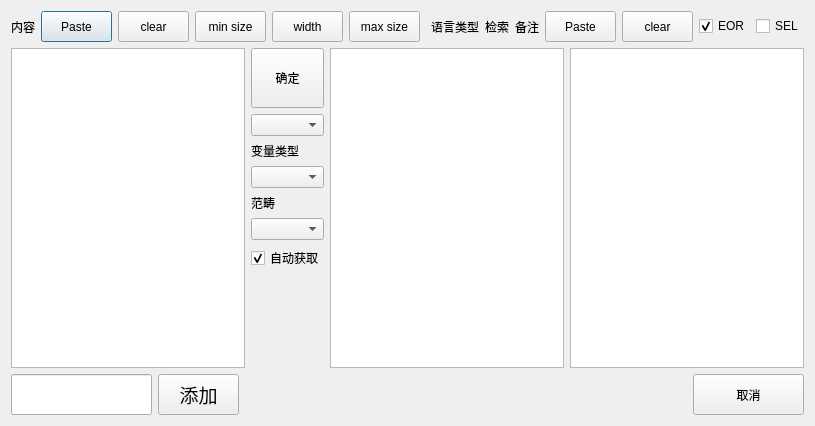
Above: auto_c_code/PushDbdialog.ui from yjduoduo/auto_c_code before the change. Below: the same form after it.
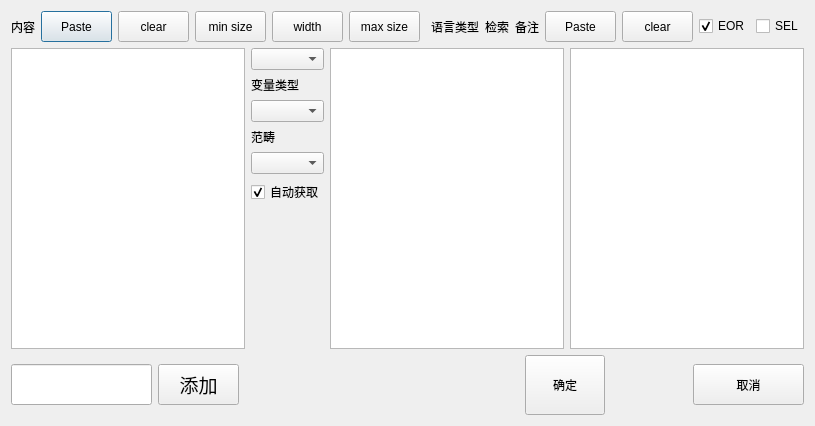
That is the form after the change.

Commit message: V2.0.1 入库界面 设置里加入“入库快捷可选择” 进行快速进入即可选择，同理入库界面的确定和取消按钮亦如此

The edit to the form file:
```diff
--- a/auto_c_code/PushDbdialog.ui
+++ b/auto_c_code/PushDbdialog.ui
@@ -227,28 +227,6 @@
        </item>
        <item>
         <layout class="QVBoxLayout" name="verticalLayout">
-         <item>
-          <widget class="QPushButton" name="ok_btn_dia">
-           <property name="enabled">
-            <bool>true</bool>
-           </property>
-           <property name="sizePolicy">
-            <sizepolicy hsizetype="Minimum" vsizetype="Minimum">
-             <horstretch>0</horstretch>
-             <verstretch>0</verstretch>
-            </sizepolicy>
-           </property>
-           <property name="minimumSize">
-            <size>
-             <width>10</width>
-             <height>60</height>
-            </size>
-           </property>
-           <property name="text">
-            <string>确定</string>
-           </property>
-          </widget>
-         </item>
          <item>
           <widget class="QComboBox" name="langtype_comboBox"/>
          </item>
@@ -367,6 +345,28 @@
        </item>
        <item>
         <layout class="QHBoxLayout" name="horizontalLayout_4">
+         <item>
+          <widget class="QPushButton" name="ok_btn_dia">
+           <property name="enabled">
+            <bool>true</bool>
+           </property>
+           <property name="sizePolicy">
+            <sizepolicy hsizetype="Minimum" vsizetype="Minimum">
+             <horstretch>0</horstretch>
+             <verstretch>0</verstretch>
+            </sizepolicy>
+           </property>
+           <property name="minimumSize">
+            <size>
+             <width>10</width>
+             <height>60</height>
+            </size>
+           </property>
+           <property name="text">
+            <string>确定</string>
+           </property>
+          </widget>
+         </item>
          <item>
           <spacer name="horizontalSpacer">
            <property name="orientation">
```
The commit also changes 6 other files.
